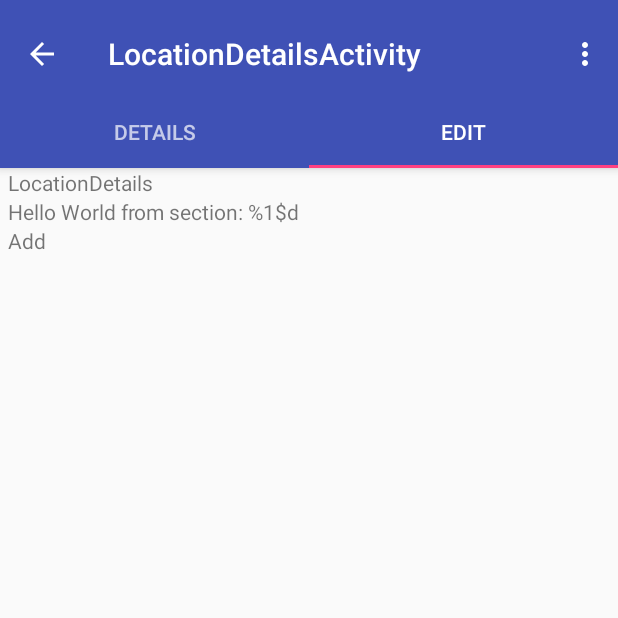
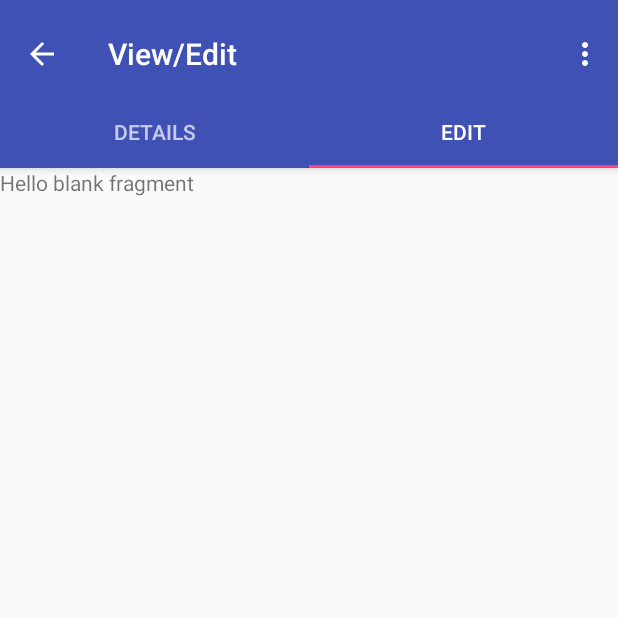
Before and after one commit to pflingstring/place-planner, an Android app: the LocationTabbedActivity screen opened directly, with no data from a screen before it, tab 2 chosen, on a phone screen of 412 x 824 dp, the top half of it. Run offline under Robolectric (Android 15) with nearby library versions, the light colour scheme and no system bars.

Commit message:
rename some files

```diff
--- a/SWP16_Impl_NST/app/build.gradle
+++ b/SWP16_Impl_NST/app/build.gradle
@@ -21,6 +21,7 @@ android {
 
 
 
+
 dependencies {
     compile fileTree(dir: 'libs', include: ['*.jar'])
     testCompile 'junit:junit:4.12'
--- a/SWP16_Impl_NST/app/src/main/java/swp/swp16_impl_nst/locations/LocationItemFragment.java
+++ b/SWP16_Impl_NST/app/src/main/java/swp/swp16_impl_nst/locations/LocationDetailsFragment.java
@@ -5,7 +5,6 @@ import android.support.v4.app.Fragment;
 import android.view.LayoutInflater;
 import android.view.View;
 import android.view.ViewGroup;
-import android.widget.TextView;
 
 import swp.swp16_impl_nst.R;
 import swp.swp16_impl_nst.models.locations.Location;
@@ -13,15 +12,15 @@ import swp.swp16_impl_nst.models.locations.Location;
 /**
  * A simple {@link Fragment} subclass.
  * Activities that contain this fragment must implement the
- * {@link LocationItemFragment} interface
+ * {@link LocationDetailsFragment} interface
  * to handle interaction events.
- * Use the {@link LocationItemFragment#newInstance} factory method to
+ * Use the {@link LocationDetailsFragment#newInstance} factory method to
  * create an instance of this fragment.
  *
  */
-public class LocationItemFragment extends Fragment {
+public class LocationDetailsFragment extends Fragment {
 
-    public LocationItemFragment()
+    public LocationDetailsFragment()
     { /** Required empty public constructor */ }
 
     public static final String LOCATION_AND_POSITION = "LOCATION_AND_POSITION";
@@ -33,11 +32,11 @@ public class LocationItemFragment extends Fragment {
      * Use this factory method to create a new instance of
      * this fragment using the provided parameters.
      *
-     * @return A new instance of fragment LocationItemFragment.
+     * @return A new instance of fragment LocationDetailsFragment.
      */
-    public static LocationItemFragment newInstance(Location location, int position)
+    public static LocationDetailsFragment newInstance(Location location, int position)
     {
-        LocationItemFragment fragment = new LocationItemFragment();
+        LocationDetailsFragment fragment = new LocationDetailsFragment();
         Bundle args = new Bundle();
         args.putParcelable(LOCATION_AND_POSITION, location);
         args.putInt(LOCATION_AND_POSITION, position);
@@ -62,8 +61,7 @@ public class LocationItemFragment extends Fragment {
                               ViewGroup      container,
                               Bundle savedInstanceState) {
 
-
-        return inflater.inflate(R.layout.fragment_location_item, container, false);
+        return inflater.inflate(R.layout.fragment_location_details, container, false);
     }
 
     /**
--- /dev/null
+++ b/SWP16_Impl_NST/app/src/main/java/swp/swp16_impl_nst/locations/LocationEditFragment.java
@@ -0,0 +1,80 @@
+package swp.swp16_impl_nst.locations;
+
+import android.os.Bundle;
+import android.support.v4.app.Fragment;
+import android.view.LayoutInflater;
+import android.view.View;
+import android.view.ViewGroup;
+
+import swp.swp16_impl_nst.R;
+import swp.swp16_impl_nst.models.locations.Location;
+
+/**
+ * A simple {@link Fragment} subclass.
+ * Activities that contain this fragment must implement the
+ * {@link LocationDetailsFragment} interface
+ * to handle interaction events.
+ * Use the {@link LocationDetailsFragment#newInstance} factory method to
+ * create an instance of this fragment.
+ *
+ */
+public class LocationEditFragment extends Fragment {
+
+    public LocationEditFragment()
+    { /** Required empty public constructor */ }
+
+    public static final String LOCATION_AND_POSITION = "LOCATION_AND_POSITION";
+    private Location location;
+    private int      position;
+    //    private OnFragmentInteractionListener mListener;
+
+    /**
+     * Use this factory method to create a new instance of
+     * this fragment using the provided parameters.
+     *
+     * @return A new instance of fragment LocationDetailsFragment.
+     */
+    public static LocationEditFragment newInstance(Location location, int position)
+    {
+        LocationEditFragment fragment = new LocationEditFragment();
+        Bundle args = new Bundle();
+        args.putParcelable(LOCATION_AND_POSITION, location);
+        args.putInt(LOCATION_AND_POSITION, position);
+
+        fragment.setArguments(args);
+        return fragment;
+    }
+
+    @Override
+    public void onCreate(Bundle savedInstanceState)
+    {
+        super.onCreate(savedInstanceState);
+        if (getArguments() != null)
+        {
+            location = getArguments().getParcelable(LOCATION_AND_POSITION);
+            position = getArguments().getInt(LOCATION_AND_POSITION);
+        }
+    }
+
+    @Override
+    public View onCreateView (LayoutInflater inflater,
+            ViewGroup      container,
+            Bundle savedInstanceState) {
+
+        return inflater.inflate(R.layout.fragment_location_edit, container, false);
+    }
+
+    /**
+     * This interface must be implemented by activities that contain this
+     * fragment to allow an interaction in this fragment to be communicated
+     * to the activity and potentially other fragments contained in that
+     * activity.
+     * <p>
+     * See the Android Training lesson <a href=
+     * "http://developer.android.com/training/basics/fragments/communicating.html"
+     * >Communicating with Other Fragments</a> for more information.
+     */
+    //    public interface OnFragmentInteractionListener {
+    //        void onFragmentInteraction(Uri uri);
+    //    }
+}
--- a/SWP16_Impl_NST/app/src/main/java/swp/swp16_impl_nst/locations/LocationDetailsActivity.java
+++ b/SWP16_Impl_NST/app/src/main/java/swp/swp16_impl_nst/locations/LocationTabbedActivity.java
@@ -9,19 +9,13 @@ import android.support.v4.app.FragmentManager;
 import android.support.v4.app.FragmentPagerAdapter;
 import android.support.v4.view.ViewPager;
 import android.os.Bundle;
-import android.view.LayoutInflater;
 import android.view.Menu;
 import android.view.MenuItem;
-import android.view.View;
-import android.view.ViewGroup;
-
-import android.widget.ImageView;
-import android.widget.TextView;
 
 import swp.swp16_impl_nst.R;
 import swp.swp16_impl_nst.models.locations.Location;
 
-public class LocationDetailsActivity extends AppCompatActivity
+public class LocationTabbedActivity extends AppCompatActivity
 {
     Location location;
     private int position;
@@ -45,7 +39,7 @@ public class LocationDetailsActivity extends AppCompatActivity
     protected void onCreate(Bundle savedInstanceState)
     {
         super.onCreate(savedInstanceState);
-        setContentView(R.layout.activity_location_details);
+        setContentView(R.layout.activity_location_tabbed);
 
         Toolbar toolbar = (Toolbar) findViewById(R.id.toolbar);
         setSupportActionBar(toolbar);
@@ -69,7 +63,7 @@ public class LocationDetailsActivity extends AppCompatActivity
     @Override
     public boolean onCreateOptionsMenu(Menu menu)
     {
-        getMenuInflater().inflate(R.menu.menu_location_details, menu);
+        getMenuInflater().inflate(R.menu.menu_location_tabbed, menu);
         return true;
     }
 
@@ -100,8 +94,10 @@ public class LocationDetailsActivity extends AppCompatActivity
         @Override
         public Fragment getItem(int position)
         {
-            // getItem is called to instantiate the fragment for the given page.
-            return LocationItemFragment.newInstance(location, position);
+            if (position == 0)
+                return LocationDetailsFragment.newInstance(location, position);
+            else
+                return LocationEditFragment.newInstance(location, position);
         }
 
         @Override
--- a/SWP16_Impl_NST/app/src/main/java/swp/swp16_impl_nst/locations/LocationsAdapter.java
+++ b/SWP16_Impl_NST/app/src/main/java/swp/swp16_impl_nst/locations/LocationsAdapter.java
@@ -48,7 +48,7 @@ public class LocationsAdapter extends RecyclerView.Adapter<LocationsAdapter.View
     {
         View v = LayoutInflater
                 .from(parent.getContext())
-                .inflate(R.layout.view_location_item, parent, false);
+                .inflate(R.layout.rview_location_item, parent, false);
 
         return new ViewHolder(v);
     }
--- a/SWP16_Impl_NST/app/src/main/java/swp/swp16_impl_nst/locations/LocationsMainActivity.java
+++ b/SWP16_Impl_NST/app/src/main/java/swp/swp16_impl_nst/locations/LocationsMainActivity.java
@@ -67,7 +67,7 @@ public class LocationsMainActivity extends AppCompatActivity
 
                 bundle.putParcelable("loc", location);
                 intent.putExtras(bundle);
-                intent.setClass(getApplicationContext(), LocationDetailsActivity.class);
+                intent.setClass(getApplicationContext(), LocationTabbedActivity.class);
                 startActivity(intent);
             }
 
--- a/SWP16_Impl_NST/app/src/main/res/layout/activity_location_details.xml
+++ b/SWP16_Impl_NST/app/src/main/res/layout/activity_location_tabbed.xml
@@ -7,7 +7,7 @@
     android:layout_width="match_parent"
     android:layout_height="match_parent"
     android:fitsSystemWindows="true"
-    tools:context="swp.swp16_impl_nst.locations.LocationDetailsActivity">
+    tools:context=".locations.LocationTabbedActivity">
 
 
     <android.support.design.widget.AppBarLayout
--- /dev/null
+++ b/SWP16_Impl_NST/app/src/main/res/layout/fragment_location_edit.xml
@@ -0,0 +1,13 @@
+<FrameLayout xmlns:android="http://schemas.android.com/apk/res/android"
+             xmlns:tools="http://schemas.android.com/tools"
+             android:layout_width="match_parent"
+             android:layout_height="match_parent"
+             tools:context="swp.swp16_impl_nst.locations.LocationEditFragment">
+
+    <!-- TODO: Update blank fragment layout -->
+    <TextView
+        android:layout_width="match_parent"
+        android:layout_height="match_parent"
+        android:text="@string/hello_blank_fragment"/>
+
+</FrameLayout>
--- a/SWP16_Impl_NST/app/src/main/res/layout/fragment_location_item.xml
+++ /dev/null
@@ -1,57 +0,0 @@
-<?xml version="1.0" encoding="utf-8"?>
-<LinearLayout xmlns:android="http://schemas.android.com/apk/res/android"
-              android:orientation="vertical"
-              android:layout_width="match_parent"
-              android:layout_height="wrap_content"
-              android:paddingBottom="10dp"
-              android:paddingLeft="5dp"
-              android:paddingRight="5dp">
-
-    <TextView
-        android:layout_width="match_parent"
-        android:layout_height="wrap_content"
-        android:id="@+id/location_name"
-        android:text="@string/locationDetails"
-        />
-
-    <TextView
-        android:layout_width="match_parent"
-        android:layout_height="wrap_content"
-        android:id="@+id/location_comment"
-        android:text="@string/section_format"
-        />
-
-    <TextView
-        android:layout_width="match_parent"
-        android:layout_height="wrap_content"
-        android:id="@+id/location_mediaUrl"
-        android:text="@string/add_location"
-        />
-
-
-    <TextView
-        android:layout_width="match_parent"
-        android:layout_height="wrap_content"
-        android:id="@+id/location_owner"
-        />
-
-    <TextView
-        android:layout_width="match_parent"
-        android:layout_height="wrap_content"
-        android:id="@+id/location_rating"
-        />
-
-    <TextView
-        android:layout_width="match_parent"
-        android:layout_height="wrap_content"
-        android:id="@+id/location_address"
-        />
-
-    <TextView
-        android:layout_width="match_parent"
-        android:layout_height="wrap_content"
-        android:id="@+id/location_gps_coordinates"
-        />
-
-
-</LinearLayout>
--- a/SWP16_Impl_NST/app/src/main/res/menu/menu_location_details.xml
+++ b/SWP16_Impl_NST/app/src/main/res/menu/menu_location_tabbed.xml
@@ -1,7 +1,7 @@
 <menu xmlns:android="http://schemas.android.com/apk/res/android"
       xmlns:app="http://schemas.android.com/apk/res-auto"
       xmlns:tools="http://schemas.android.com/tools"
-      tools:context="swp.swp16_impl_nst.locations.LocationDetailsActivity">
+      tools:context=".locations.LocationTabbedActivity">
     <item
         android:id="@+id/action_settings"
         android:orderInCategory="100"
```
Also changed, not shown: SWP16_Impl_NST/app/src/main/AndroidManifest.xml (+1 -11 lines), SWP16_Impl_NST/app/src/main/java/swp/swp16_impl_nst/locations/LocationItemActivity.java (deleted, +0 -74 lines), SWP16_Impl_NST/app/src/main/res/layout/activity_location_item.xml (deleted, +0 -49 lines), SWP16_Impl_NST/app/src/main/res/layout/fragment_location_details.xml (+36 -51 lines), SWP16_Impl_NST/app/src/main/res/menu/menu_location_item.xml (deleted, +0 -20 lines), SWP16_Impl_NST/app/src/main/res/values/strings.xml (+7 -2 lines), SWP16_Impl_NST/app/src/main/res/layout/rview_location_item.xml (renamed from SWP16_Impl_NST/app/src/main/res/layout/view_location_item.xml).
